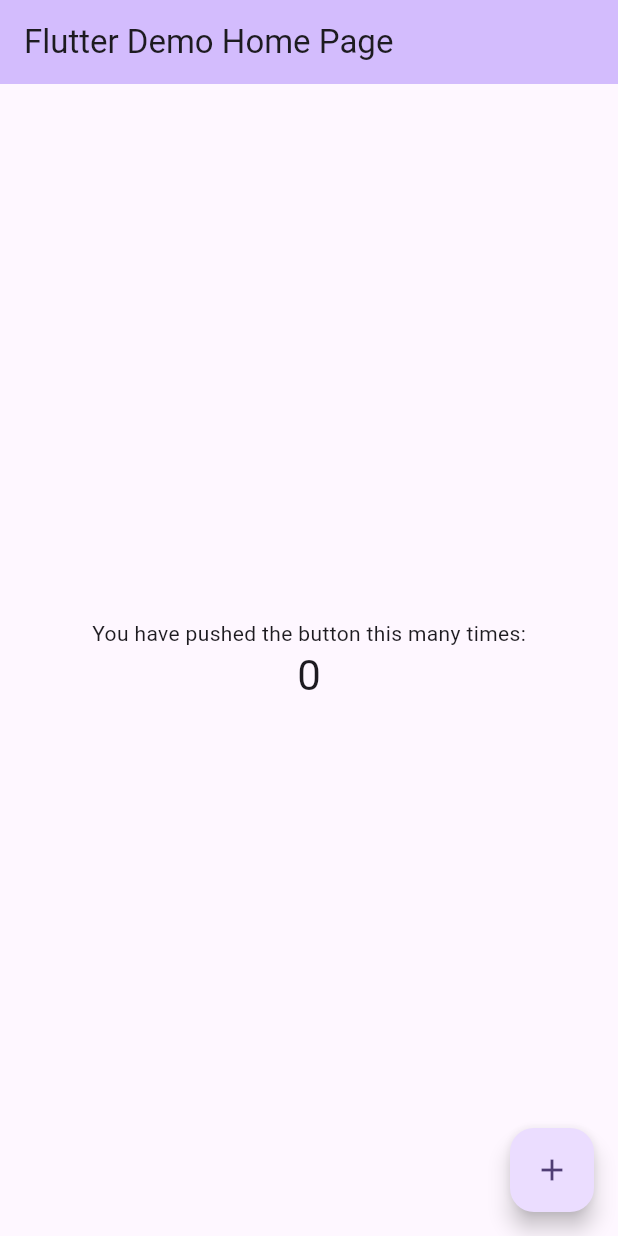
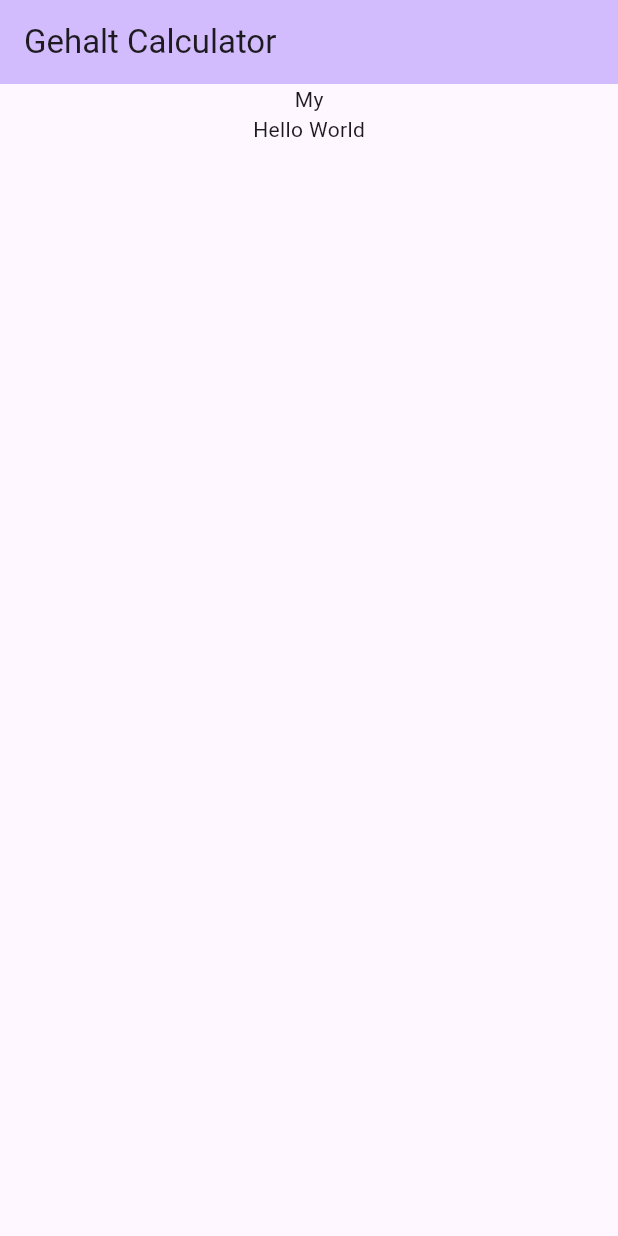
Before and after one commit to decemberkms/gehalt_calc, a Flutter app: the screen it shows after launch, on a phone screen of 412 x 824 dp. Run offline on Flutter 3.47's test engine with Material 2 defaults, Android fonts, the phone set to English and light mode, and no system bars.

Commit message:
Basic code

```diff
--- a/lib/main.dart
+++ b/lib/main.dart
@@ -1,125 +1,22 @@
 import 'package:flutter/material.dart';
+import 'package:gehalt_calc/screens/home_screen.dart';
 
 void main() {
-  runApp(const MyApp());
+  runApp(const SalaryOp());
 }
 
-class MyApp extends StatelessWidget {
-  const MyApp({super.key});
+class SalaryOp extends StatelessWidget {
+  const SalaryOp({super.key});
 
-  // This widget is the root of your application.
   @override
   Widget build(BuildContext context) {
     return MaterialApp(
-      title: 'Flutter Demo',
+      title: 'Gehalt Calculator',
       theme: ThemeData(
-        // This is the theme of your application.
-        //
-        // TRY THIS: Try running your application with "flutter run". You'll see
-        // the application has a blue toolbar. Then, without quitting the app,
-        // try changing the seedColor in the colorScheme below to Colors.green
-        // and then invoke "hot reload" (save your changes or press the "hot
-        // reload" button in a Flutter-supported IDE, or press "r" if you used
-        // the command line to start the app).
-        //
-        // Notice that the counter didn't reset back to zero; the application
-        // state is not lost during the reload. To reset the state, use hot
-        // restart instead.
-        //
-        // This works for code too, not just values: Most code changes can be
-        // tested with just a hot reload.
         colorScheme: ColorScheme.fromSeed(seedColor: Colors.deepPurple),
         useMaterial3: true,
       ),
-      home: const MyHomePage(title: 'Flutter Demo Home Page'),
+      home: const HomeScreen(title: 'Gehalt Calculator'),
     );
   }
 }
-
-class MyHomePage extends StatefulWidget {
-  const MyHomePage({super.key, required this.title});
-
-  // This widget is the home page of your application. It is stateful, meaning
-  // that it has a State object (defined below) that contains fields that affect
-  // how it looks.
-
-  // This class is the configuration for the state. It holds the values (in this
-  // case the title) provided by the parent (in this case the App widget) and
-  // used by the build method of the State. Fields in a Widget subclass are
-  // always marked "final".
-
-  final String title;
-
-  @override
-  State<MyHomePage> createState() => _MyHomePageState();
-}
-
-class _MyHomePageState extends State<MyHomePage> {
-  int _counter = 0;
-
-  void _incrementCounter() {
-    setState(() {
-      // This call to setState tells the Flutter framework that something has
-      // changed in this State, which causes it to rerun the build method below
-      // so that the display can reflect the updated values. If we changed
-      // _counter without calling setState(), then the build method would not be
-      // called again, and so nothing would appear to happen.
-      _counter++;
-    });
-  }
-
-  @override
-  Widget build(BuildContext context) {
-    // This method is rerun every time setState is called, for instance as done
-    // by the _incrementCounter method above.
-    //
-    // The Flutter framework has been optimized to make rerunning build methods
-    // fast, so that you can just rebuild anything that needs updating rather
-    // than having to individually change instances of widgets.
-    return Scaffold(
-      appBar: AppBar(
-        // TRY THIS: Try changing the color here to a specific color (to
-        // Colors.amber, perhaps?) and trigger a hot reload to see the AppBar
-        // change color while the other colors stay the same.
-        backgroundColor: Theme.of(context).colorScheme.inversePrimary,
-        // Here we take the value from the MyHomePage object that was created by
-        // the App.build method, and use it to set our appbar title.
-        title: Text(widget.title),
-      ),
-      body: Center(
-        // Center is a layout widget. It takes a single child and positions it
-        // in the middle of the parent.
-        child: Column(
-          // Column is also a layout widget. It takes a list of children and
-          // arranges them vertically. By default, it sizes itself to fit its
-          // children horizontally, and tries to be as tall as its parent.
-          //
-          // Column has various properties to control how it sizes itself and
-          // how it positions its children. Here we use mainAxisAlignment to
-          // center the children vertically; the main axis here is the vertical
-          // axis because Columns are vertical (the cross axis would be
-          // horizontal).
-          //
-          // TRY THIS: Invoke "debug painting" (choose the "Toggle Debug Paint"
-          // action in the IDE, or press "p" in the console), to see the
-          // wireframe for each widget.
-          mainAxisAlignment: MainAxisAlignment.center,
-          children: <Widget>[
-            const Text(
-              'You have pushed the button this many times:',
-            ),
-            Text(
-              '$_counter',
-              style: Theme.of(context).textTheme.headlineMedium,
-            ),
-          ],
-        ),
-      ),
-      floatingActionButton: FloatingActionButton(
-        onPressed: _incrementCounter,
-        tooltip: 'Increment',
-        child: const Icon(Icons.add),
-      ), // This trailing comma makes auto-formatting nicer for build methods.
-    );
-  }
-}
--- /dev/null
+++ b/lib/screens/home_screen.dart
@@ -0,0 +1,36 @@
+import 'package:flutter/material.dart';
+
+class HomeScreen extends StatefulWidget {
+  const HomeScreen({super.key, required this.title});
+
+  final String title;
+
+  @override
+  State<HomeScreen> createState() => _HomeScreenState();
+}
+
+class _HomeScreenState extends State<HomeScreen> {
+  final int _counter = 0;
+
+  @override
+  Widget build(BuildContext context) {
+    return Scaffold(
+      appBar: AppBar(
+        backgroundColor: Theme.of(context).colorScheme.inversePrimary,
+        title: Text(widget.title),
+      ),
+      body: Center(
+        child: Column(
+          children: <Widget>[
+            Container(
+              child: const Text('My'),
+            ),
+            const Text(
+              'Hello World',
+            ),
+          ],
+        ),
+      ),
+    );
+  }
+}
```
Also changed, not shown: 1 other file.
